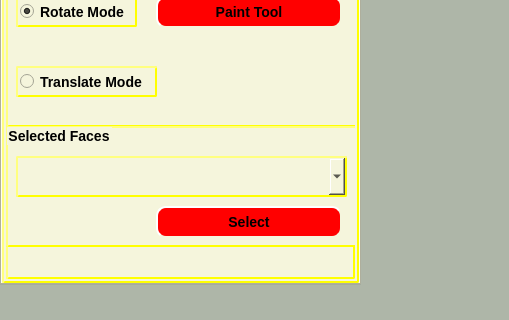
Old version of the form forms/mainwindow.ui in the repository pranjal23/osg2citygml; both pictures show x 0 to 509 and y 376 to 696 of the 974 by 696 pixel window.
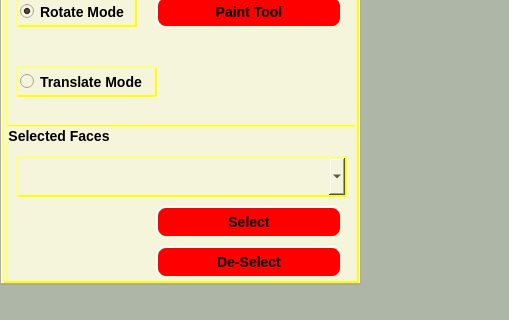
New version of the form. The open tabs and pages were chosen to show the change. Icons and pictures are not drawn. Custom widgets are drawn as their Qt base class.

```diff
--- a/forms/mainwindow.ui
+++ b/forms/mainwindow.ui
@@ -1355,7 +1355,7 @@
        <x>0</x>
        <y>430</y>
        <width>351</width>
-       <height>121</height>
+       <height>161</height>
       </rect>
      </property>
      <property name="title">
@@ -1531,6 +1531,166 @@
        </rect>
       </property>
      </widget>
+     <widget class="QPushButton" name="elemSelBtn_2">
+      <property name="enabled">
+       <bool>true</bool>
+      </property>
+      <property name="geometry">
+       <rect>
+        <x>150</x>
+        <y>120</y>
+        <width>186</width>
+        <height>32</height>
+       </rect>
+      </property>
+      <property name="palette">
+       <palette>
+        <active>
+         <colorrole role="Button">
+          <brush brushstyle="SolidPattern">
+           <color alpha="255">
+            <red>255</red>
+            <green>0</green>
+            <blue>0</blue>
+           </color>
+          </brush>
+         </colorrole>
+         <colorrole role="ButtonText">
+          <brush brushstyle="SolidPattern">
+           <color alpha="255">
+            <red>0</red>
+            <green>0</green>
+            <blue>0</blue>
+           </color>
+          </brush>
+         </colorrole>
+         <colorrole role="Base">
+          <brush brushstyle="SolidPattern">
+           <color alpha="255">
+            <red>255</red>
+            <green>0</green>
+            <blue>0</blue>
+           </color>
+          </brush>
+         </colorrole>
+         <colorrole role="Window">
+          <brush brushstyle="SolidPattern">
+           <color alpha="255">
+            <red>255</red>
+            <green>0</green>
+            <blue>0</blue>
+           </color>
+          </brush>
+         </colorrole>
+        </active>
+        <inactive>
+         <colorrole role="Button">
+          <brush brushstyle="SolidPattern">
+           <color alpha="255">
+            <red>255</red>
+            <green>0</green>
+            <blue>0</blue>
+           </color>
+          </brush>
+         </colorrole>
+         <colorrole role="ButtonText">
+          <brush brushstyle="SolidPattern">
+           <color alpha="255">
+            <red>0</red>
+            <green>0</green>
+            <blue>0</blue>
+           </color>
+          </brush>
+         </colorrole>
+         <colorrole role="Base">
+          <brush brushstyle="SolidPattern">
+           <color alpha="255">
+            <red>255</red>
+            <green>0</green>
+            <blue>0</blue>
+           </color>
+          </brush>
+         </colorrole>
+         <colorrole role="Window">
+          <brush brushstyle="SolidPattern">
+           <color alpha="255">
+            <red>255</red>
+            <green>0</green>
+            <blue>0</blue>
+           </color>
+          </brush>
+         </colorrole>
+        </inactive>
+        <disabled>
+         <colorrole role="Button">
+          <brush brushstyle="SolidPattern">
+           <color alpha="255">
+            <red>255</red>
+            <green>0</green>
+            <blue>0</blue>
+           </color>
+          </brush>
+         </colorrole>
+         <colorrole role="ButtonText">
+          <brush brushstyle="SolidPattern">
+           <color alpha="0">
+            <red>75</red>
+            <green>74</green>
+            <blue>77</blue>
+           </color>
+          </brush>
+         </colorrole>
+         <colorrole role="Base">
+          <brush brushstyle="SolidPattern">
+           <color alpha="255">
+            <red>255</red>
+            <green>0</green>
+            <blue>0</blue>
+           </color>
+          </brush>
+         </colorrole>
+         <colorrole role="Window">
+          <brush brushstyle="SolidPattern">
+           <color alpha="255">
+            <red>255</red>
+            <green>0</green>
+            <blue>0</blue>
+           </color>
+          </brush>
+         </colorrole>
+        </disabled>
+       </palette>
+      </property>
+      <property name="styleSheet">
+       <string notr="true">QPushButton {
+    background-color: red;
+    border-style: outset;
+    border-width: 2px;
+    border-radius: 10px;
+    border-color: beige;
+    font: bold 14px;
+    min-width: 10em;
+    padding: 6px;
+}
+QPushButton:pressed {
+    background-color: rgb(224, 0, 0);
+    border-style: inset;
+}
+QPushButton:checked {
+    background-color: rgb(200, 0, 0);
+    border-style: inset;
+}</string>
+      </property>
+      <property name="text">
+       <string>De-Select</string>
+      </property>
+      <property name="checkable">
+       <bool>false</bool>
+      </property>
+      <property name="checked">
+       <bool>false</bool>
+      </property>
+     </widget>
     </widget>
    </widget>
    <widget class="QWidget" name="tab_2">
```
Left out of the diff: 18 changed lines with no effect on the pictures.
